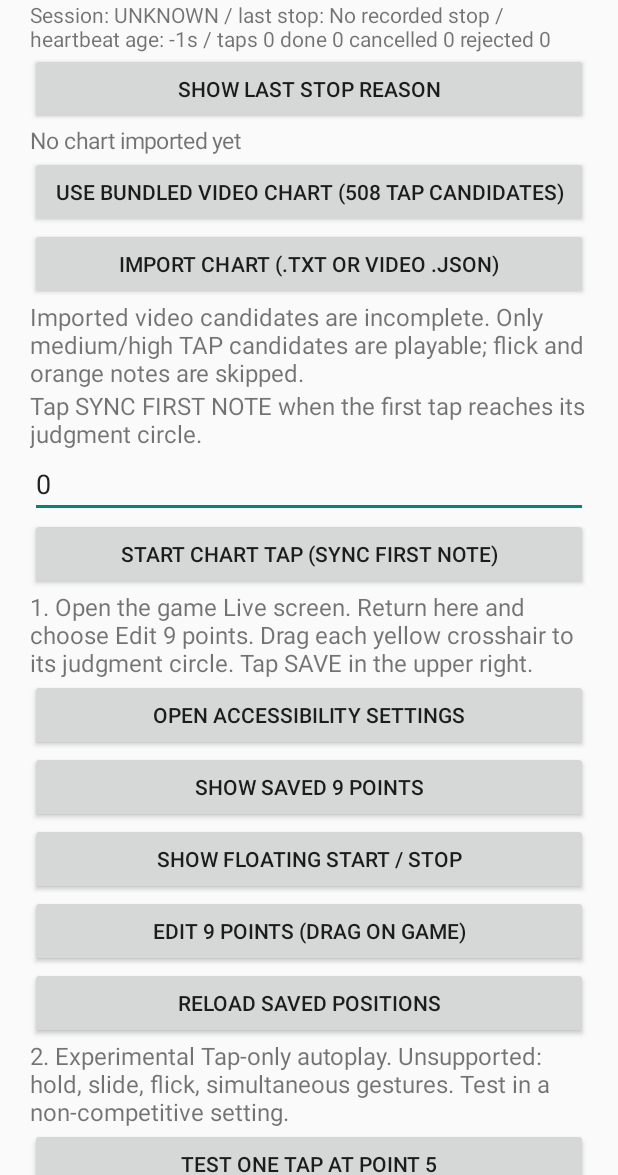
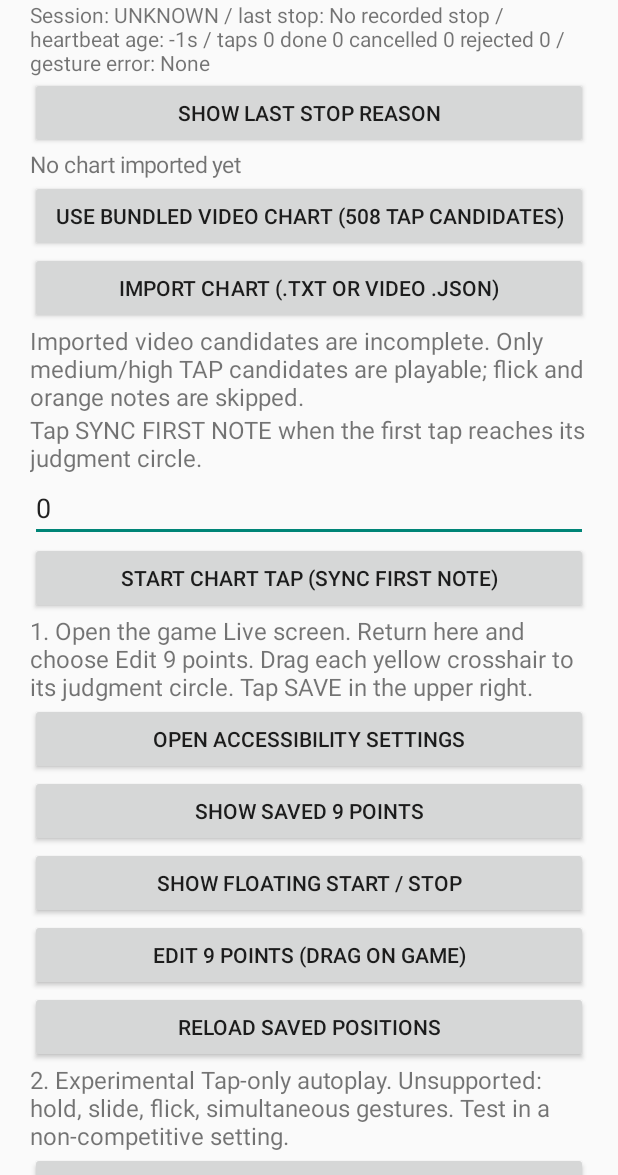
Before and after one commit to kurohako/EnstarsAutoPlayer, an Android app: the screen it shows after launch (MainActivity), on a phone screen of 412 x 824 dp, the part 61-1236 px from its top. Run offline under Robolectric (Android 15) with nearby library versions, the phone set to English and light mode, and no system bars.

Commit message:
Expose last gesture exception in playback diagnostics

```diff
--- a/app/src/main/java/com/enstars/autoplayer/MainActivity.kt
+++ b/app/src/main/java/com/enstars/autoplayer/MainActivity.kt
@@ -60,11 +60,13 @@ class MainActivity:Activity(){
    val completed=p.getInt("completed",0)
    val cancelled=p.getInt("cancelled",0)
    val rejected=p.getInt("rejected",0)
+   val error=p.getString("lastDispatchError","None")
    val last=p.getLong("heartbeatAt",0L)
    val age=if(last>0)(System.currentTimeMillis()-last)/1000 else -1L
    sessionText.text="Session: "+state+" / last stop: "+reason+
     " / heartbeat age: "+age+"s / taps "+taps+
-    " done "+completed+" cancelled "+cancelled+" rejected "+rejected
+    " done "+completed+" cancelled "+cancelled+" rejected "+rejected+
+    " / gesture error: "+error
   }
   button("SHOW LAST STOP REASON"){refreshSessionInfo()}
   refreshSessionInfo()
```
